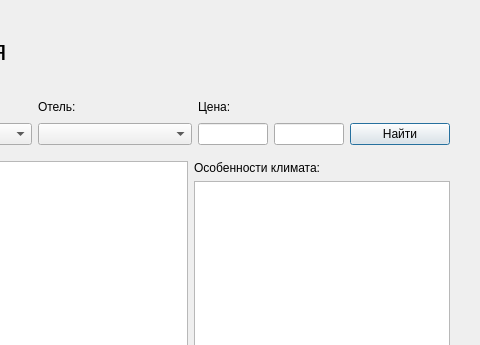
Before: the Qt Designer form gui/ticketpurchasewindow.ui in rkv04/test, drawn with Qt 5; both pictures show x 640 to 1120 and y 0 to 345 of the 1120 by 769 pixel window.
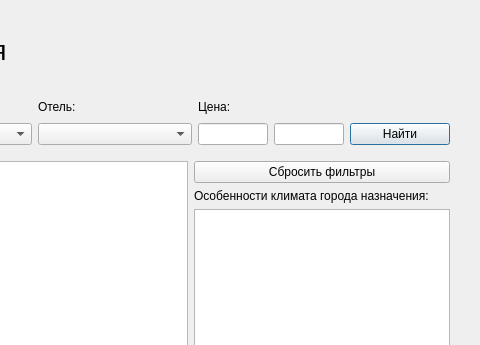
After: the same form once the commit is applied.

Commit message: added filter reset

```diff
--- a/gui/ticketpurchasewindow.ui
+++ b/gui/ticketpurchasewindow.ui
@@ -304,10 +304,17 @@
      </item>
      <item>
       <layout class="QVBoxLayout" name="verticalLayout_6">
+       <item>
+        <widget class="QPushButton" name="resetFiltersButton">
+         <property name="text">
+          <string>Сбросить фильтры</string>
+         </property>
+        </widget>
+       </item>
        <item>
         <widget class="QLabel" name="label_8">
          <property name="text">
-          <string>Особенности климата:</string>
+          <string>Особенности климата города назначения:</string>
          </property>
         </widget>
        </item>
```
The commit also changes 21 other files.
